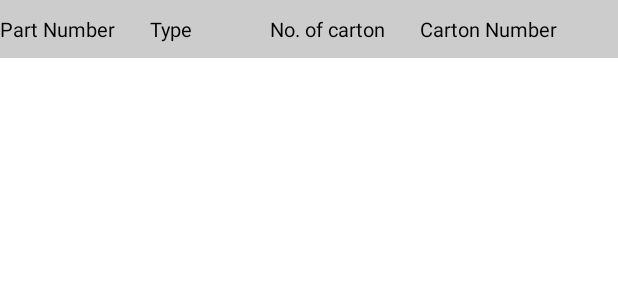
After one commit to raphael-miranda/tischpacken, an Android app: the layout row_plan.xml on its own in the app's theme, with its tools: preview values and no code run, on a phone screen of 412 x 824 dp. The commit adds this screen. Shown: the top 300 px of the screen. Run offline under Robolectric (Android 15) with nearby library versions, the phone set to English and light mode, and no system bars.

Commit message:
implemented showing plan.xls contents

```diff
--- a/app/build.gradle.kts
+++ b/app/build.gradle.kts
@@ -40,4 +40,6 @@ dependencies {
     testImplementation(libs.junit)
     androidTestImplementation(libs.ext.junit)
     androidTestImplementation(libs.espresso.core)
+
+    implementation(libs.poi.ooxml)
 }
--- /dev/null
+++ b/app/src/main/res/layout/row_plan.xml
@@ -0,0 +1,44 @@
+<?xml version="1.0" encoding="utf-8"?>
+<LinearLayout
+    xmlns:android="http://schemas.android.com/apk/res/android"
+    android:layout_width="match_parent"
+    android:layout_height="wrap_content"
+    android:orientation="horizontal"
+    android:background="#cccccc">
+
+    <TextView
+        android:id="@+id/txtPartNumber"
+        android:layout_width="100dp"
+        android:textSize="13sp"
+        android:paddingVertical="10dp"
+        android:textColor="#000000"
+        android:layout_height="wrap_content"
+        android:text="@string/part_number"/>
+
+    <TextView
+        android:id="@+id/txtType"
+        android:layout_width="80dp"
+        android:textSize="13sp"
+        android:paddingVertical="10dp"
+        android:textColor="#000000"
+        android:layout_height="wrap_content"
+        android:text="@string/type" />
+
+    <TextView
+        android:id="@+id/txtNoOfCarton"
+        android:layout_width="100dp"
+        android:textSize="13sp"
+        android:paddingVertical="10dp"
+        android:textColor="#000000"
+        android:layout_height="wrap_content"
+        android:text="@string/no_of_carton" />
+
+    <TextView
+        android:id="@+id/txtCartonNumber"
+        android:layout_width="120dp"
+        android:textSize="13sp"
+        android:paddingVertical="10dp"
+        android:textColor="#000000"
+        android:layout_height="wrap_content"
+        android:text="@string/carton_number" />
+</LinearLayout>
--- a/gradle/libs.versions.toml
+++ b/gradle/libs.versions.toml
@@ -7,6 +7,7 @@ appcompat = "1.7.0"
 material = "1.12.0"
 activity = "1.10.1"
 constraintlayout = "2.2.1"
+poiOoxml = "5.4.1"
 
 [libraries]
 junit = { group = "junit", name = "junit", version.ref = "junit" }
@@ -16,6 +17,7 @@ appcompat = { group = "androidx.appcompat", name = "appcompat", version.ref = "a
 material = { group = "com.google.android.material", name = "material", version.ref = "material" }
 activity = { group = "androidx.activity", name = "activity", version.ref = "activity" }
 constraintlayout = { group = "androidx.constraintlayout", name = "constraintlayout", version.ref = "constraintlayout" }
+poi-ooxml = { module = "org.apache.poi:poi-ooxml", version.ref = "poiOoxml" }
 
 [plugins]
 android-application = { id = "com.android.application", version.ref = "agp" }
```
Also changed, not shown: app/src/main/java/com/qrcode/tischpacken/MainActivity.java (+153 -4 lines), app/src/main/java/com/qrcode/tischpacken/PlanListAdapter.java (added, +69 -0 lines), app/src/main/res/layout/activity_main.xml (+9 -5 lines).
